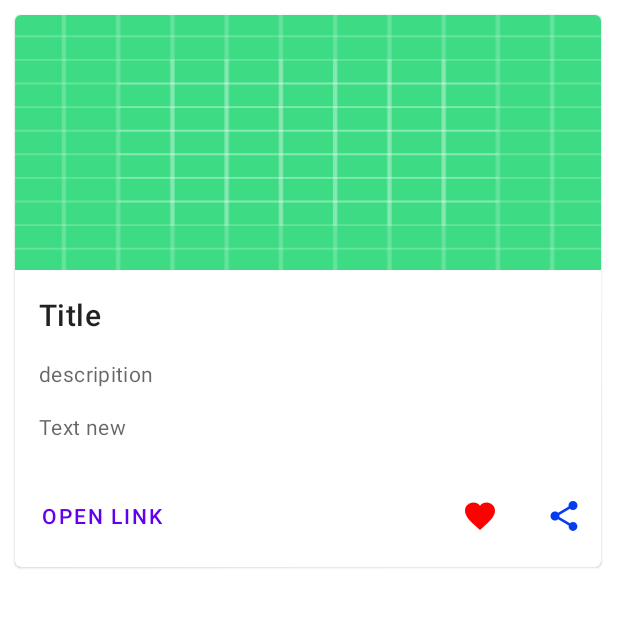
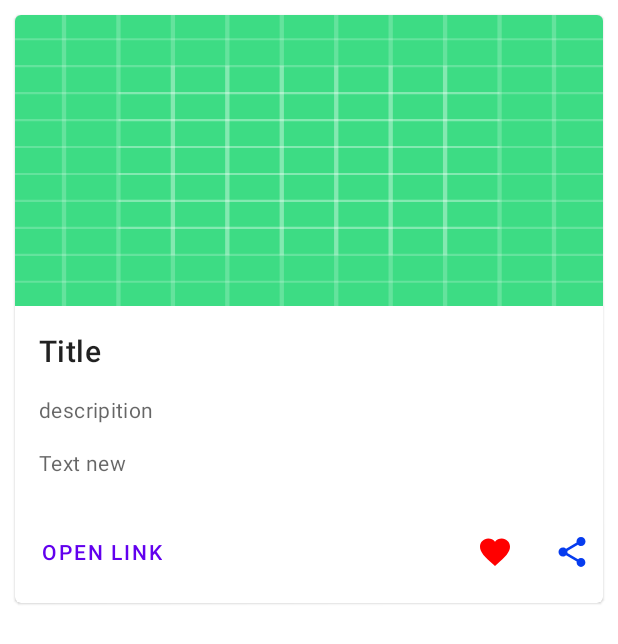
Before and after one commit to JorgeTranin/SoccerNews, an Android app: the layout item_news.xml on its own in the app's theme, with its tools: preview values and no code run, on a phone screen of 412 x 824 dp. Shown: the top 644 px of the screen. Run offline under Robolectric (Android 15) with nearby library versions, the phone set to English and light mode, and no system bars.

Commit message:
Revert "Finalização do item_view_news"
This reverts commit a18a1369982e95c6a068b76f5aaa8a608c5232d4.

```diff
--- a/app/src/main/res/layout/fragment_news.xml
+++ b/app/src/main/res/layout/fragment_news.xml
@@ -8,7 +8,7 @@
 
     <androidx.recyclerview.widget.RecyclerView
         android:id="@+id/rv_news"
-        android:layout_width="wrap_content"
+        android:layout_width="match_parent"
         android:layout_height="match_parent"
         android:layout_marginStart="1dp"
         app:layout_constraintBottom_toBottomOf="parent"
--- a/app/src/main/res/layout/item_news.xml
+++ b/app/src/main/res/layout/item_news.xml
@@ -1,19 +1,18 @@
 <?xml version="1.0" encoding="utf-8"?>
-<LinearLayout xmlns:android="http://schemas.android.com/apk/res/android"
+<androidx.constraintlayout.widget.ConstraintLayout xmlns:android="http://schemas.android.com/apk/res/android"
     xmlns:app="http://schemas.android.com/apk/res-auto"
     android:layout_width="match_parent"
-    android:layout_height="wrap_content"
+    android:layout_height="match_parent"
     android:orientation="horizontal">
 
 
     <com.google.android.material.card.MaterialCardView
         android:id="@+id/cv_item_news"
-        android:layout_width="wrap_content"
+        android:layout_width="match_parent"
         android:layout_height="wrap_content"
         android:layout_margin="10dp"
+        android:layout_marginEnd="9dp"
         android:elevation="8dp"
-        android:focusable="true"
-        android:foreground="?android:attr/selectableItemBackground"
         app:layout_constraintEnd_toEndOf="parent"
         app:layout_constraintStart_toStartOf="parent"
         app:layout_constraintTop_toTopOf="parent">
@@ -27,7 +26,7 @@
             <ImageView
                 android:id="@+id/iv_new"
                 android:layout_width="match_parent"
-                android:layout_height="170dp"
+                android:layout_height="194dp"
                 android:background="@drawable/ic_launcher_background"
                 android:contentDescription="@string/description_new"
                 android:scaleType="centerCrop" />
@@ -89,22 +88,17 @@
                     style="?attr/buttonBarButtonStyle"
                     android:layout_width="51dp"
                     android:layout_height="wrap_content"
-                    android:layout_marginStart="170dp"
+                    android:layout_marginStart="180dp"
                     android:contentDescription="@string/botao_favoritar"
-                    android:focusable="true"
-                    android:padding="4dp"
-                    android:foreground="?android:selectableItemBackgroundBorderless"
                     app:srcCompat="@drawable/ic_favorite" />
 
                 <androidx.appcompat.widget.AppCompatImageButton
                     android:id="@+id/iv_compartilhar"
                     style="?attr/buttonBarButtonStyle"
-                    android:layout_width="49dp"
+                    android:layout_width="39dp"
                     android:layout_height="wrap_content"
                     android:layout_marginStart="6dp"
                     android:contentDescription="@string/botao_de_compartilhar"
-                    android:focusable="true"
-                    android:foreground="?android:attr/selectableItemBackground"
                     app:srcCompat="@drawable/ic_share" />
 
             </LinearLayout>
@@ -115,4 +109,4 @@
     </com.google.android.material.card.MaterialCardView>
 
 
-</LinearLayout>
+</androidx.constraintlayout.widget.ConstraintLayout>
```
Also changed, not shown: app/src/main/res/layout/activity_main.xml (+6 -2 lines).
